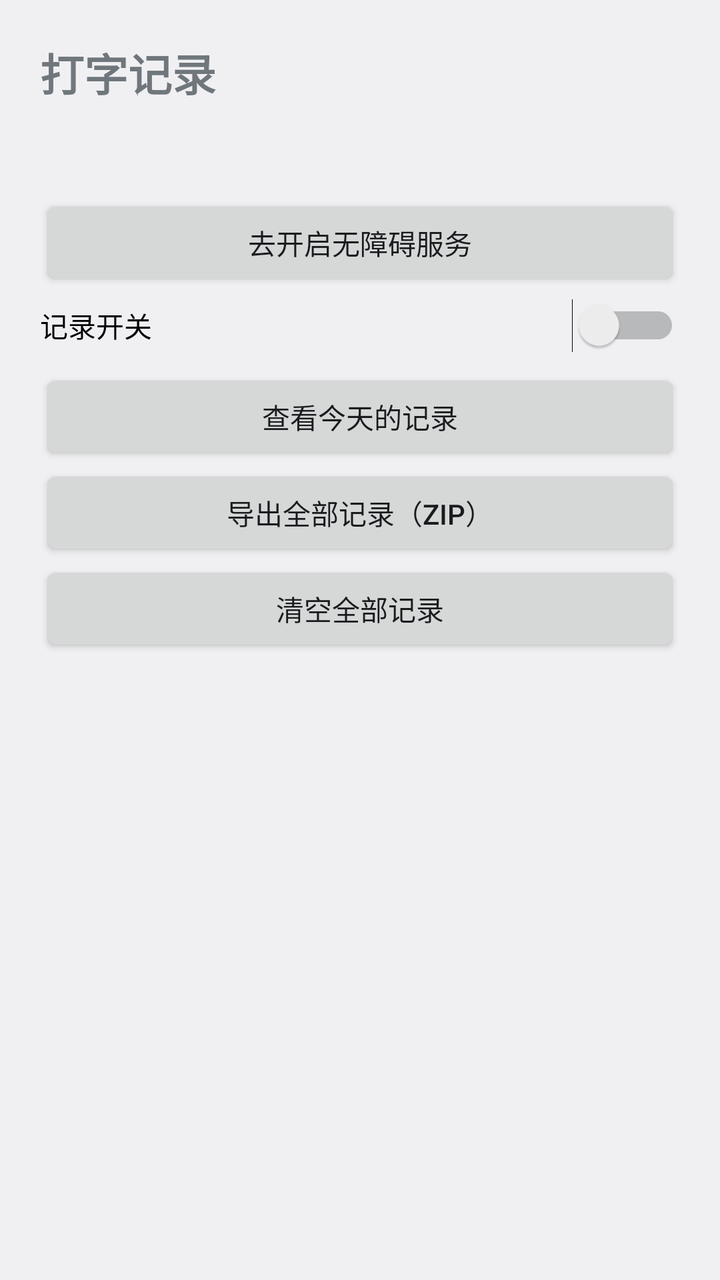
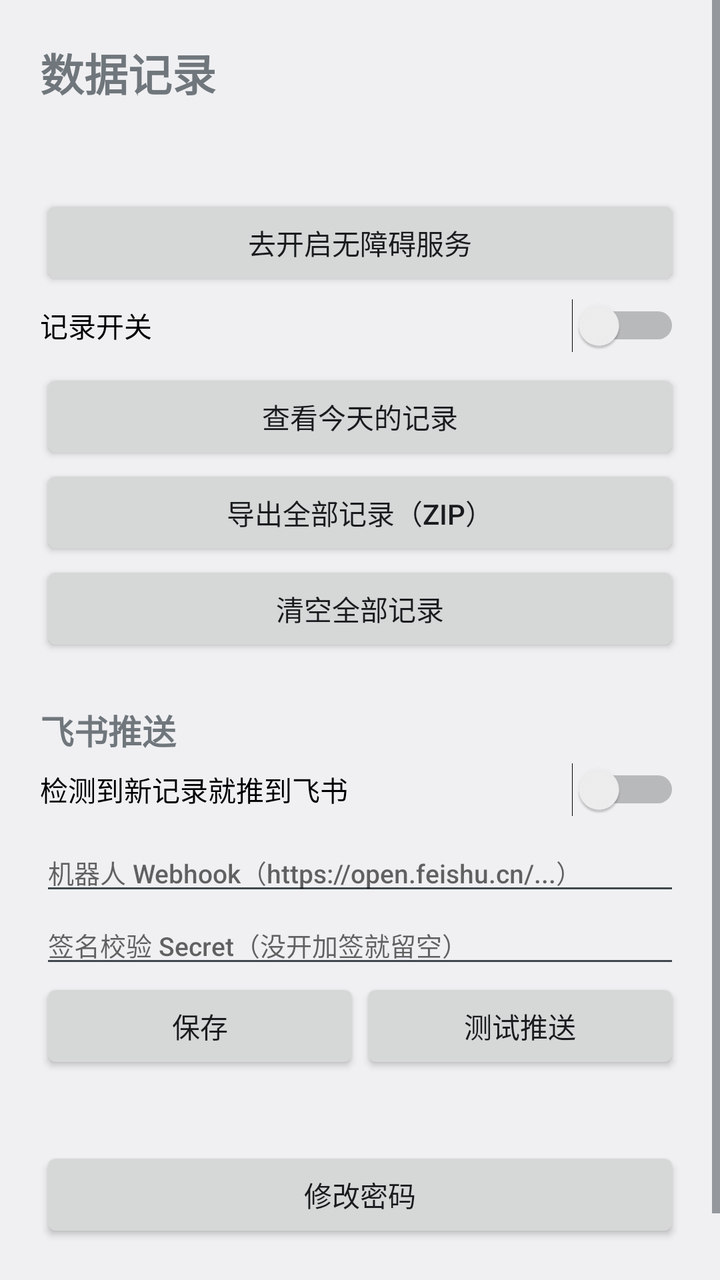

Compare the two renders of this Android layout. The source of the first and the diff that turns it into the second are given below.
<!-- AndroidManifest.xml: application theme AppTheme -->
<!-- res/layout/activity_main.xml -->
<?xml version="1.0" encoding="utf-8"?>
<ScrollView xmlns:android="http://schemas.android.com/apk/res/android"
    android:layout_width="match_parent"
    android:layout_height="match_parent"
    android:fillViewport="true">

    <LinearLayout
        android:layout_width="match_parent"
        android:layout_height="wrap_content"
        android:orientation="vertical"
        android:padding="20dp">

        <TextView
            android:layout_width="match_parent"
            android:layout_height="wrap_content"
            android:text="@string/app_name"
            android:textSize="22sp"
            android:textStyle="bold" />

        <TextView
            android:id="@+id/tvStatus"
            android:layout_width="match_parent"
            android:layout_height="wrap_content"
            android:layout_marginTop="10dp"
            android:lineSpacingExtra="4dp"
            android:textSize="14sp" />

        <Button
            android:id="@+id/btnAccess"
            android:layout_width="match_parent"
            android:layout_height="wrap_content"
            android:layout_marginTop="16dp"
            android:text="去开启无障碍服务" />

        <Switch
            android:id="@+id/swEnabled"
            android:layout_width="match_parent"
            android:layout_height="wrap_content"
            android:layout_marginTop="4dp"
            android:text="记录开关" />

        <Button
            android:id="@+id/btnToday"
            android:layout_width="match_parent"
            android:layout_height="wrap_content"
            android:layout_marginTop="8dp"
            android:text="查看今天的记录" />

        <Button
            android:id="@+id/btnShare"
            android:layout_width="match_parent"
            android:layout_height="wrap_content"
            android:text="导出全部记录（zip）" />

        <Button
            android:id="@+id/btnClear"
            android:layout_width="match_parent"
            android:layout_height="wrap_content"
            android:text="清空全部记录" />

        <TextView
            android:id="@+id/tvLog"
            android:layout_width="match_parent"
            android:layout_height="wrap_content"
            android:layout_marginTop="16dp"
            android:fontFamily="monospace"
            android:textIsSelectable="true"
            android:textSize="13sp" />
    </LinearLayout>
</ScrollView>
<!-- resources referenced by this layout -->
<resources>
  <string name="app_name">打字记录</string>
  <style name="AppTheme" parent="@android:style/Theme.DeviceDefault.Light">
          <item name="android:colorAccent">#2E7D32</item>
          <item name="android:statusBarColor">#1B5E20</item>
          <item name="android:windowLightStatusBar">false</item>
      </style>
</resources>

<!-- the commit's change to res/layout/activity_main.xml (unified diff, before → after) -->
@@ -59,6 +59,73 @@
             android:text="清空全部记录" />
 
         <TextView
+            android:layout_width="match_parent"
+            android:layout_height="wrap_content"
+            android:layout_marginTop="24dp"
+            android:text="飞书推送"
+            android:textSize="17sp"
+            android:textStyle="bold" />
+
+        <Switch
+            android:id="@+id/swFeishu"
+            android:layout_width="match_parent"
+            android:layout_height="wrap_content"
+            android:layout_marginTop="4dp"
+            android:text="检测到新记录就推到飞书" />
+
+        <EditText
+            android:id="@+id/etWebhook"
+            android:layout_width="match_parent"
+            android:layout_height="wrap_content"
+            android:layout_marginTop="8dp"
+            android:hint="机器人 Webhook（https://open.feishu.cn/...）"
+            android:inputType="textUri"
+            android:maxLines="3"
+            android:textSize="13sp" />
+
+        <EditText
+            android:id="@+id/etSecret"
+            android:layout_width="match_parent"
+            android:layout_height="wrap_content"
+            android:hint="签名校验 Secret（没开加签就留空）"
+            android:inputType="textVisiblePassword"
+            android:maxLines="1"
+            android:textSize="13sp" />
+
+        <LinearLayout
+            android:layout_width="match_parent"
+            android:layout_height="wrap_content"
+            android:orientation="horizontal">
+
+            <Button
+                android:id="@+id/btnSaveFeishu"
+                android:layout_width="0dp"
+                android:layout_height="wrap_content"
+                android:layout_weight="1"
+                android:text="保存" />
+
+            <Button
+                android:id="@+id/btnTestFeishu"
+                android:layout_width="0dp"
+                android:layout_height="wrap_content"
+                android:layout_weight="1"
+                android:text="测试推送" />
+        </LinearLayout>
+
+        <TextView
+            android:id="@+id/tvPush"
+            android:layout_width="match_parent"
+            android:layout_height="wrap_content"
+            android:textSize="12sp" />
+
+        <Button
+            android:id="@+id/btnPassword"
+            android:layout_width="match_parent"
+            android:layout_height="wrap_content"
+            android:layout_marginTop="20dp"
+            android:text="修改密码" />
+
+        <TextView
             android:id="@+id/tvLog"
             android:layout_width="match_parent"
             android:layout_height="wrap_content"
<!-- resource entries referenced after the edit -->
@@ -1,6 +1,6 @@
 <!-- resources referenced by this layout -->
 <resources>
-  <string name="app_name">打字记录</string>
+  <string name="app_name">数据记录</string>
   <style name="AppTheme" parent="@android:style/Theme.DeviceDefault.Light">
           <item name="android:colorAccent">#2E7D32</item>
           <item name="android:statusBarColor">#1B5E20</item>
